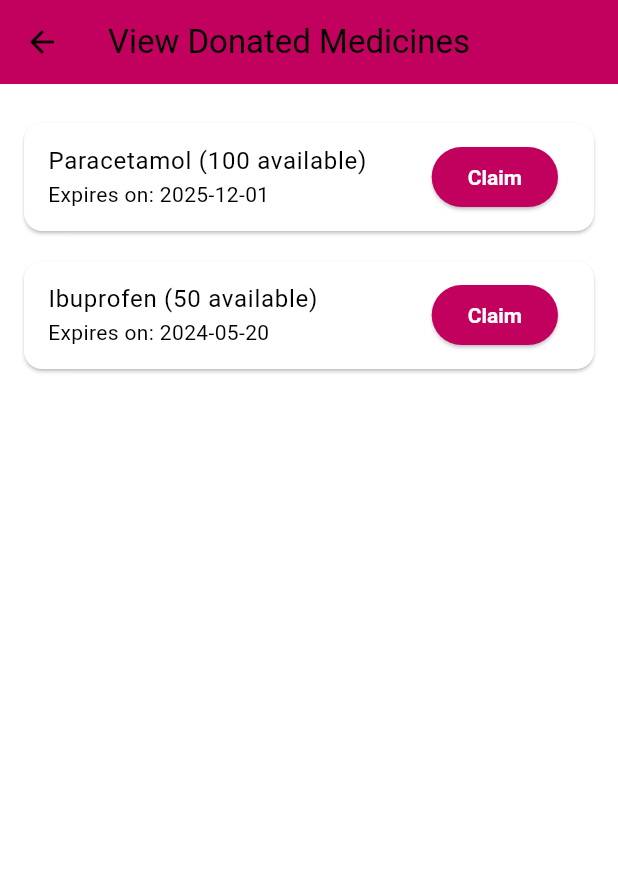
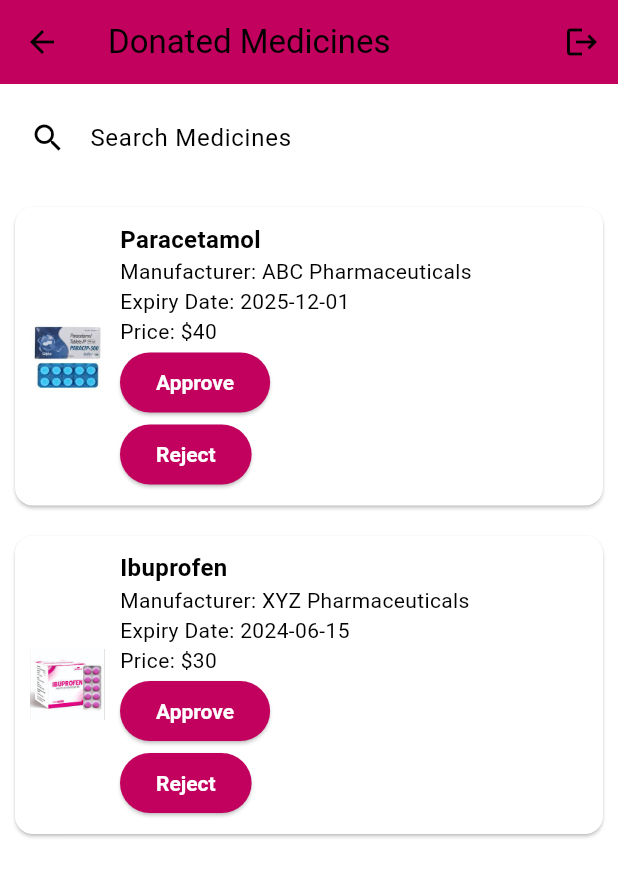
Before and after one commit to com-engineer/MEDS, a Flutter app: the ViewDonatedMedicinesPage screen opened directly, on a phone screen of 412 x 824 dp. Shown: the top 877 px of the screen. Run offline on Flutter 3.47's test engine with Material 3 defaults, Android fonts, the phone set to English and light mode, and no system bars; our stand-ins replace image_picker.

Commit message:
Modified NGO pages

```diff
--- a/lib/Donor/login_signUp.dart
+++ b/lib/Donor/login_signUp.dart
@@ -7,7 +7,7 @@ class DonorLoginPage extends StatelessWidget {
   Widget build(BuildContext context) {
     return Scaffold(
      appBar: AppBar(
-      title: Text("Login As a Donor"),
+      title: Text("Donor Login Page"),
  backgroundColor: Theme.of(context).colorScheme.primary,    ),
     body: Padding(
         padding: const EdgeInsets.all(16.0),
--- a/lib/NGO/login_signUp.dart
+++ b/lib/NGO/login_signUp.dart
@@ -1,12 +1,12 @@
 import 'package:flutter/material.dart';
-import 'package:my_first_app/NGO/NGO_after_login.dart';
+import 'package:my_first_app/NGO/NGO_Home_Page.dart';
 
 class NGOLoginPage extends StatelessWidget {
   @override
   Widget build(BuildContext context) {
     return Scaffold(
       appBar: AppBar(
-      title: Text("Home for NGO"),
+      title: Text("NGO Login Page"),
  backgroundColor: Theme.of(context).colorScheme.primary,    ),
       body:Padding(
         padding: const EdgeInsets.all(16.0),
--- a/lib/NGO/view_donated_medicine.dart
+++ b/lib/NGO/view_donated_medicine.dart
@@ -1,55 +1,130 @@
+
 import 'package:flutter/material.dart';
+import 'package:my_first_app/NGO/Approval_Page.dart';
 
-class ViewDonatedMedicinesPage extends StatelessWidget {
+class ViewDonatedMedicinesPage extends StatefulWidget {
+  @override
+  State<ViewDonatedMedicinesPage> createState() => _ViewDonatedMedicinesPageState();
+}
+
+class _ViewDonatedMedicinesPageState extends State<ViewDonatedMedicinesPage> {
+  final List<Map<String, dynamic>> medicines = [
+    {
+      'name': 'Paracetamol',
+      'dosageForm': 'Tablet',
+      'strength': '500mg',
+      'quantityAvailable': 10,
+      'expiryDate': '2025-12-01',
+      'manufacturer': 'ABC Pharmaceuticals',
+      'conditionTreated': 'Fever',
+            'price':'\$40',
+
+        'image': 'Paracetamol.jpeg',
+    },
+    {
+      'name': 'Ibuprofen',
+      'dosageForm': 'Tablet',
+      'strength': '200mg',
+      'quantityAvailable': 15,
+      'expiryDate': '2024-06-15',
+      'manufacturer': 'XYZ Pharmaceuticals',
+      'conditionTreated': 'Pain Relief',
+            'price':'\$30',
+
+       'image': 'Ibuprofen.jpeg',
+    },
+    // Add more medicines here
+  ];
+
   @override
   Widget build(BuildContext context) {
     return Scaffold(
       appBar: AppBar(
-        title: Text('View Donated Medicines'),
- backgroundColor: Theme.of(context).colorScheme.primary,
+        title: Text('Donated Medicines'),
+        backgroundColor: Theme.of(context).colorScheme.primary,
+        actions: [
+          IconButton(
+            icon: Icon(Icons.logout),
+            onPressed: () {
+              // Add your logout functionality here
+              // For example: Navigator.pop(context);
+              Navigator.of(context).pop(); // This will log out the user
+            },
+          ),
+        ],
       ),
-      body: ListView(
-        padding: const EdgeInsets.all(16.0),
+      body: Column(
+
         children: [
-          MedicineCard(
-            name: 'Paracetamol',
-            quantity: 100,
-            expirationDate: '2025-12-01',
+          Padding(
+            padding: const EdgeInsets.all(8.0),
+            child: TextField(
+              decoration: InputDecoration(
+                border: OutlineInputBorder(),
+                hintText: 'Search Medicines',
+                prefixIcon: Icon(Icons.search),
+              ),
+            ),
           ),
-          MedicineCard(
-            name: 'Ibuprofen',
-            quantity: 50,
-            expirationDate: '2024-05-20',
+          Expanded(
+            child: ListView.builder(
+              itemCount: medicines.length,
+              itemBuilder: (context, index) {
+                final medicine = medicines[index];
+                return Card(
+                  margin: EdgeInsets.all(10),
+                  child: Padding(
+                    padding: const EdgeInsets.all(10.0),
+                    child: Row(
+                      mainAxisAlignment: MainAxisAlignment.spaceEvenly,
+                      children: [
+                         Image.asset(
+                          'assets/images/${medicine["image"]}',
+                          width: 50,
+                          height: 50,
+                        ),
+                        SizedBox(width:10 ),
+                        Expanded(
+                          child: Column(
+                            crossAxisAlignment: CrossAxisAlignment.start,
+                            children: [
+                              Text(
+                                medicine['name']!,
+                                style: TextStyle(
+                                  fontSize: 16,
+                                  fontWeight: FontWeight.bold,
+                                ),
+                              ),
+                              Text('Manufacturer: ${medicine['manufacturer']}'),
+                              Text('Expiry Date: ${medicine['expiryDate']}'),
+                               Text('Price: ${medicine['price']}'),
+
+
+                            ElevatedButton(
+                              onPressed: () {
+                                Navigator.push(context, MaterialPageRoute(builder: (context)=>NGOActionConfirmationPage(isApproved:true)));
+                              },
+                              child: Text('Approve'),
+                            ),
+                             ElevatedButton(
+                              onPressed: () {
+                                Navigator.push(context, MaterialPageRoute(builder: (context)=>NGOActionConfirmationPage(isApproved: false,)));
+                              },
+                              child: Text('Reject'),
+                            ),
+                            ],
+                          ),
+                        ),
+
+                      ],
+                    ),
+                  ),
+                );
+              },
+            ),
           ),
-          // Add more MedicineCard widgets for other medicines
         ],
       ),
     );
   }
 }
-
-class MedicineCard extends StatelessWidget {
-  final String name;
-  final int quantity;
-  final String expirationDate;
-
-  MedicineCard({required this.name, required this.quantity, required this.expirationDate});
-
-  @override
-  Widget build(BuildContext context) {
-    return Card(
-      margin: const EdgeInsets.symmetric(vertical: 10),
-      child: ListTile(
-        title: Text('$name ($quantity available)'),
-        subtitle: Text('Expires on: $expirationDate'),
-        trailing: ElevatedButton(
-          onPressed: () {
-            // Logic to claim the medicine
-            ScaffoldMessenger.of(context).showSnackBar(SnackBar(content: Text('Medicine claimed!')));
-          },
-          child: Text('Claim'),
-        ),
-      ),
-    );
-  }
-}
--- a/lib/Recipients/Recipients_Home_page.dart
+++ b/lib/Recipients/Recipients_Home_page.dart
@@ -1,7 +1,5 @@
 import 'package:flutter/material.dart';
 import 'package:my_first_app/Recipients/Donated_Medicines.dart';
-import 'package:my_first_app/Recipients/Recipients_buy.dart';
-import 'package:my_first_app/Recipients/Recipients_free.dart';
 import 'package:my_first_app/Recipients/Selling_Medicines.dart';
 
 class RecipientsHomePage extends StatelessWidget {
@@ -9,7 +7,7 @@ class RecipientsHomePage extends StatelessWidget {
   Widget build(BuildContext context) {
     return Scaffold(
         appBar: AppBar(
-          title: Text('Available Medicines for Free'),
+          title: Text('Recipients Home Page'),
           backgroundColor: Theme.of(context).colorScheme.primary,
           actions: [
             IconButton(
--- a/lib/Recipients/Selling_Medicines.dart
+++ b/lib/Recipients/Selling_Medicines.dart
@@ -1,7 +1,6 @@
 
 import 'package:flutter/material.dart';
 import 'package:my_first_app/Recipients/Recipients_buy.dart';
-import 'package:my_first_app/Recipients/Recipients_free.dart';
 
 class Reselled_Medicines extends StatelessWidget {
   final List<Map<String, dynamic>> medicines = [
@@ -34,7 +33,7 @@ class Reselled_Medicines extends StatelessWidget {
   Widget build(BuildContext context) {
     return Scaffold(
       appBar: AppBar(
-        title: Text('Available Medicines for Free'),
+        title: Text('Available Medicines to Purchase'),
         backgroundColor: Theme.of(context).colorScheme.primary,
         actions: [
           IconButton(
--- a/lib/Recipients/login_signUp.dart
+++ b/lib/Recipients/login_signUp.dart
@@ -7,7 +7,7 @@ class RecipientsLoginPage extends StatelessWidget{
   Widget build(BuildContext context) {
    return Scaffold(
      appBar: AppBar(
-      title: Text("Login As a Needy"),
+      title: Text("Recipients Login Page"),
  backgroundColor: Theme.of(context).colorScheme.primary,    ),
     body: Padding(
         padding: const EdgeInsets.all(16.0),
```
Also changed, not shown: lib/NGO/Approval_Page.dart (added, +51 -0 lines).
